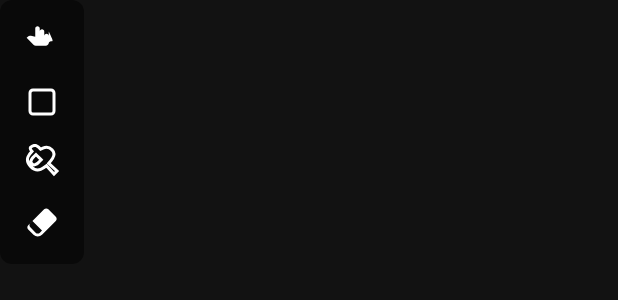
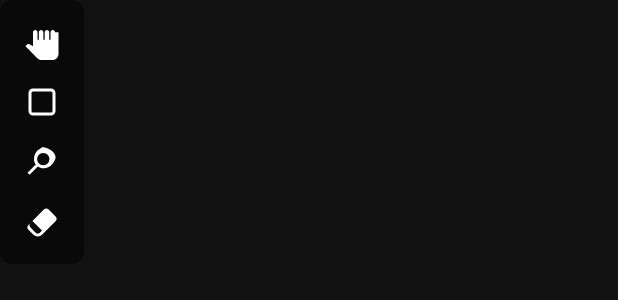
Before and after one commit to moon9ibulbul/projectypeset, an Android app: the layout layout_typer_tools.xml on its own in the app's theme, with its tools: preview values and no code run, on a phone screen of 412 x 824 dp. Shown: the top 300 px of the screen. Run offline under Robolectric (Android 15) with nearby library versions, the phone set to English and light mode, and no system bars.

Commit message:
Improve Typer tool icons
Updated `ic_hand.xml` and `ic_lasso.xml` with refined vector paths to improve their appearance in the Typer menu. The hand icon now uses a standard 'pan' hand shape, and the lasso icon uses a cleaner loop design.

```diff
--- a/app/src/main/res/drawable/ic_hand.xml
+++ b/app/src/main/res/drawable/ic_hand.xml
@@ -3,7 +3,7 @@
     android:height="24dp"
     android:viewportWidth="24"
     android:viewportHeight="24">
-  <path
-      android:fillColor="#FFFFFFFF"
-      android:pathData="M18,11.5c-0.83,0 -1.5,0.67 -1.5,1.5v-5c0,-0.83 -0.67,-1.5 -1.5,-1.5s-1.5,0.67 -1.5,1.5v-3c0,-0.83 -0.67,-1.5 -1.5,-1.5s-1.5,0.67 -1.5,1.5v-2c0,-0.83 -0.67,-1.5 -1.5,-1.5s-1.5,0.67 -1.5,1.5v5.5l-2.85,-0.6c-0.21,-0.04 -0.42,-0.06 -0.63,-0.06c-0.57,0 -1.1,0.23 -1.48,0.61l-0.79,0.79l4.57,4.57c0.41,0.41 0.98,0.65 1.58,0.65h6.6c1.1,0 2,-0.9 2,-2v-7.5C20,12.17 19.33,11.5 18,11.5z"/>
+    <path
+        android:fillColor="#FFFFFFFF"
+        android:pathData="M23,5.5V20c0,2.2 -1.8,4 -4,4h-7.3c-1.08,0 -2.1,-0.43 -2.85,-1.19L1,14.83s1.26,-1.23 1.3,-1.25c0.22,-0.19 0.49,-0.29 0.79,-0.29c0.22,0 0.42,0.06 0.6,0.16l2.31,1.3V5.5c0,-0.83 0.67,-1.5 1.5,-1.5S9,4.67 9,5.5v5h0.9v-5c0,-0.83 0.67,-1.5 1.5,-1.5s1.5,0.67 1.5,1.5v5h0.9v-5c0,-0.83 0.67,-1.5 1.5,-1.5s1.5,0.67 1.5,1.5v5h0.9v-5c0,-0.83 0.67,-1.5 1.5,-1.5s1.5,0.67 1.5,1.5H23z"/>
 </vector>
--- a/app/src/main/res/drawable/ic_lasso.xml
+++ b/app/src/main/res/drawable/ic_lasso.xml
@@ -3,9 +3,7 @@
     android:height="24dp"
     android:viewportWidth="24"
     android:viewportHeight="24">
-  <path
-      android:fillColor="#00000000"
-      android:pathData="M12.6,2.8c1.3,-0.6 3.9,-1.1 6.1,1.1c2.2,2.2 0.9,4.8 0.4,5.6 c-0.8,1.3 -2.6,3.4 -2.6,3.4 l5.5,5.1 l-2,2 l-5,-5.5 c0,0 -2.4,1.8 -3.9,2.4 c-1.5,0.6 -4.2,0.6 -6.6,-1.8 c-2.4,-2.4 -2.4,-5.1 -1.8,-6.6 c0.6,-1.5 2.6,-3.6 2.6,-3.6 S3.5,3.1 4.5,2.1 c0,0 2,-1.6 3.6,-1 c1.5,0.6 3,2.4 3,2.4 S11.3,3.4 12.6,2.8z M8,7c0,0 -1.5,1.5 -2.1,2.1C5.3,9.7 4.9,10.6 4.7,11.1c-0.2,0.5 -0.2,1.3 0.6,2.1c0.8,0.8 1.6,0.8 2.1,0.6c0.5,-0.2 1.4,-0.6 2,-1.2C10,12 11.5,10.5 11.5,10.5S10,9 9.3,8.3C8.6,7.6 8,7 8,7z"
-      android:strokeWidth="2"
-      android:strokeColor="#FFFFFF"/>
+    <path
+        android:fillColor="#FFFFFFFF"
+        android:pathData="M12.63,2.05C11.39,2.56 10.22,3.31 9.21,4.24c-1.35,1.25 -2.25,2.94 -2.49,4.78C6.67,9.33 6.64,9.66 6.64,10c0,1.35 0.44,2.6 1.18,3.63L2.34,19.11l1.41,1.41l5.48,-5.48c1.03,0.74 2.28,1.18 3.63,1.18c0.34,0 0.67,-0.03 0.98,-0.09c1.84,-0.24 3.53,-1.14 4.78,-2.49c0.93,-1.01 1.68,-2.18 2.19,-3.42C21.93,7.5 19.33,4.6 15.9,3.08C14.86,2.62 13.76,2.27 12.63,2.05zM12.86,14.14c-1.46,0 -2.8,-0.78 -3.53,-2.05c-0.73,-1.27 -0.73,-2.83 0,-4.1s2.07,-2.05 3.53,-2.05s2.8,0.78 3.53,2.05c0.73,1.27 0.73,2.83 0,4.1S14.32,14.14 12.86,14.14z"/>
 </vector>
```
